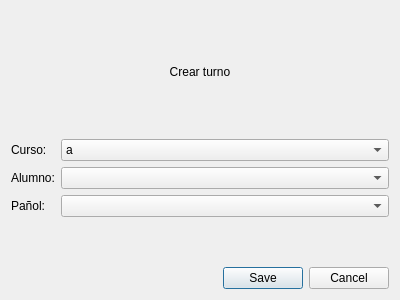
Old version of the form blustock/ui/screens_uis/cargar_turno.ui in the repository MaxAPBusiness/Blustock.
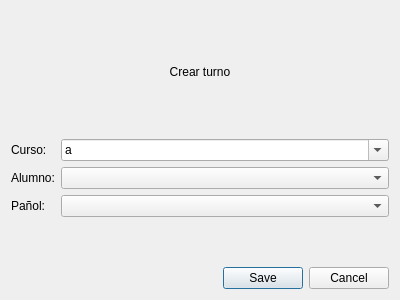
New version of the form.

```diff
--- a/blustock/ui/screens_uis/cargar_turno.ui
+++ b/blustock/ui/screens_uis/cargar_turno.ui
@@ -53,6 +53,12 @@
          <height>16777215</height>
         </size>
        </property>
+       <property name="styleSheet">
+        <string notr="true"/>
+       </property>
+       <property name="editable">
+        <bool>true</bool>
+       </property>
        <item>
         <property name="text">
          <string>a</string>
```
Left out of the diff: 20 changed lines with no effect on the pictures.
